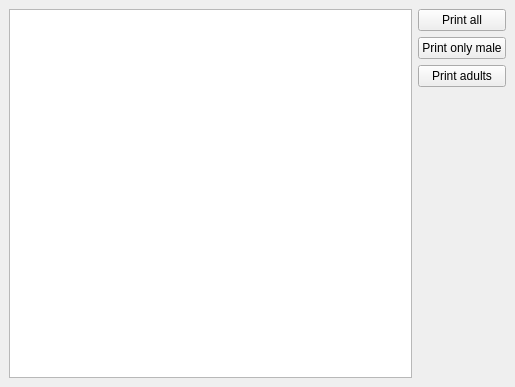
Old version of the form Qt-External-Libraries-Examples/RxCpp-Example/src/view/ui/MainWindow.ui in the repository STyulenev/Qt-CPP-Examples.
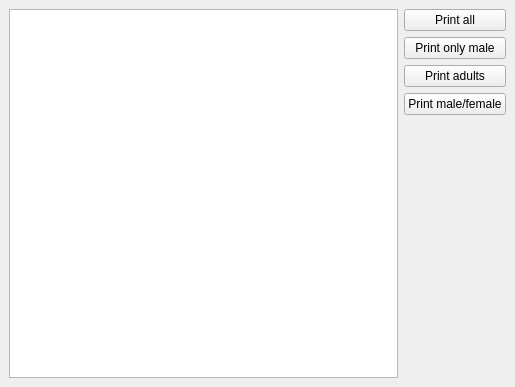
New version of the form.

Diff of the .ui file:
```diff
--- a/Qt-External-Libraries-Examples/RxCpp-Example/src/view/ui/MainWindow.ui
+++ b/Qt-External-Libraries-Examples/RxCpp-Example/src/view/ui/MainWindow.ui
@@ -41,6 +41,13 @@
         </property>
        </widget>
       </item>
+      <item>
+       <widget class="QPushButton" name="printMaleAndFemaleCountButton">
+        <property name="text">
+         <string>Print male/female</string>
+        </property>
+       </widget>
+      </item>
       <item>
        <spacer name="verticalSpacer">
         <property name="orientation">
```
